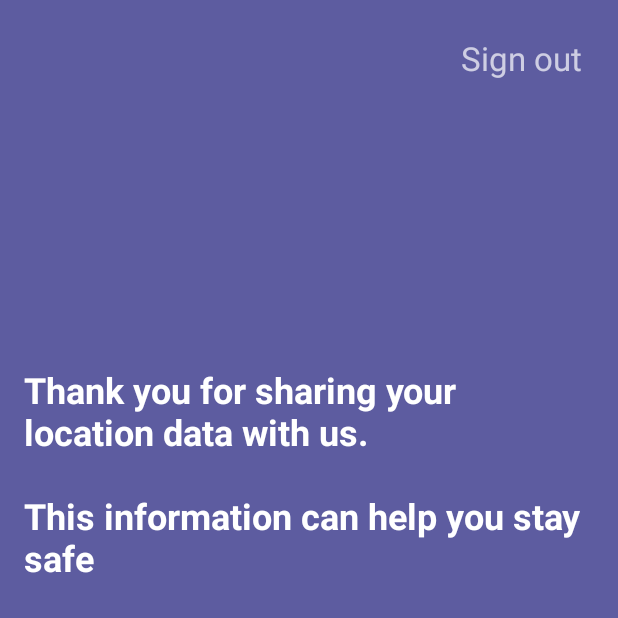
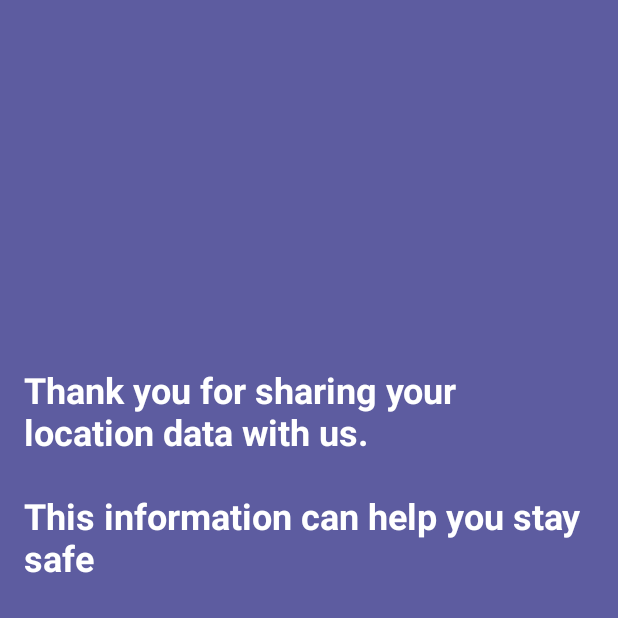
Before and after one commit to ashish-python/GeoFencing, an Android app: the HomeActivity screen opened directly, with no data from a screen before it, on a phone screen of 412 x 824 dp, the top half of it. Run offline under Robolectric (Android 15) with nearby library versions, the phone set to English and light mode, and no system bars; 1 statement that could not run was skipped.

```diff
--- a/app/src/main/java/com/geofencing/activities/HomeActivity.java
+++ b/app/src/main/java/com/geofencing/activities/HomeActivity.java
@@ -1,29 +1,22 @@
 package com.geofencing.activities;
-
-import androidx.annotation.NonNull;
-import androidx.core.app.ActivityCompat;
-import androidx.core.content.ContextCompat;
-import androidx.recyclerview.widget.LinearLayoutManager;
-import androidx.recyclerview.widget.RecyclerView;
 
 import android.Manifest;
 import android.app.PendingIntent;
 import android.content.Context;
 import android.content.pm.PackageManager;
-import android.os.AsyncTask;
 import android.os.Bundle;
-import android.os.Handler;
 import android.util.Log;
 import android.view.View;
 import android.widget.Button;
 import android.widget.TextView;
 import android.widget.Toast;
 
+import androidx.annotation.NonNull;
+import androidx.core.app.ActivityCompat;
+import androidx.core.content.ContextCompat;
+
 import com.geofencing.R;
-import com.geofencing.database.EventsDatabase;
-import com.geofencing.database.GeofenceEventEntity;
-import com.geofencing.geofencesdk.GeofenceAdapter;
-import com.geofencing.constants.Constants;
+import com.geofencing.constants.Endpoints;
 import com.geofencing.listeners.BaseListener;
 import com.geofencing.stores.PermissionStore;
 import com.geofencing.stores.TokenStore;
@@ -35,7 +28,6 @@ import com.google.android.gms.tasks.Task;
 import com.google.firebase.iid.FirebaseInstanceId;
 import com.google.firebase.iid.InstanceIdResult;
 
-import java.util.ArrayList;
 import java.util.LinkedList;
 import java.util.List;
 
@@ -47,10 +39,6 @@ public class HomeActivity extends BaseAppCompatActivity implements BaseListener
     private Button buttonLocationPermission;
     private static final String GEOFENCES_LIST = "geofence";
     private TextView signOutTV;
-    private RecyclerView recyclerView;
-    private RecyclerView.Adapter geofenceAdapter;
-    private RecyclerView.LayoutManager layoutManager;
-    Handler mainHandler = new Handler();
 
     @Override
     protected void onCreate(Bundle savedInstanceState) {
@@ -61,22 +49,10 @@ public class HomeActivity extends BaseAppCompatActivity implements BaseListener
         //syncGeofences();
     }
 
-    @Override
-    protected void onResume() {
-        super.onResume();
-        boolean permission = checkLocationPermission();
-        if (permission) {
-            showSuccessMessage();
-            setFCMToken();
-            syncGeofences();
-        }
-    }
-
     private void initViews() {
         textViewMessage = findViewById(R.id.textview_message);
         buttonLocationPermission = findViewById(R.id.button_permission);
         signOutTV = findViewById(R.id.sign_out_tv);
-        recyclerView = findViewById(R.id.recyclerview);
     }
 
     private void setListeners() {
@@ -96,6 +72,17 @@ public class HomeActivity extends BaseAppCompatActivity implements BaseListener
         });
     }
 
+    @Override
+    protected void onResume() {
+        super.onResume();
+        boolean permission = checkLocationPermission();
+        if (permission) {
+            showSuccessMessage();
+            setFCMToken();
+            syncGeofences();
+        }
+    }
+    //region LocationPermission
     //Check if the user has allowed location tracking
     private boolean checkLocationPermission() {
         //location permission granted
@@ -118,7 +105,7 @@ public class HomeActivity extends BaseAppCompatActivity implements BaseListener
         return false;
     }
 
-    //Open location permission dialog
+    //Open location permission dialogF
     private void requestLocationPermission() {
         ActivityCompat.requestPermissions(this, new String[]{Manifest.permission.ACCESS_FINE_LOCATION}, LOCATION_PERMISSION_CODE);
     }
@@ -147,6 +134,7 @@ public class HomeActivity extends BaseAppCompatActivity implements BaseListener
 
         }
     }
+    //endregion
 
     //Network request to get the list of geofences for the user from the backend
     private void syncGeofences() {
@@ -158,35 +146,6 @@ public class HomeActivity extends BaseAppCompatActivity implements BaseListener
         buttonLocationPermission.setVisibility(View.GONE);
         textViewMessage.setVisibility(View.VISIBLE);
         //showGeofenceData();
-    }
-
-    private void showGeofenceData() {
-
-
-        new AsyncTask<String, Void, ArrayList>(){
-
-            @Override
-            protected ArrayList<GeofenceEventEntity> doInBackground(String... strings) {
-                ArrayList<GeofenceEventEntity> geofenceEventsList = (ArrayList) EventsDatabase.getInstance(getApplicationContext()).getEventsDao().getAll();
-                return geofenceEventsList;
-            }
-
-            @Override
-            protected void onPostExecute(ArrayList arrayList) {
-                super.onPostExecute(arrayList);
-                recyclerView.setVisibility(View.VISIBLE);
-                layoutManager = new LinearLayoutManager(HomeActivity.this);
-                geofenceAdapter = new GeofenceAdapter(arrayList);
-                recyclerView.setLayoutManager(layoutManager);
-                recyclerView.setAdapter(geofenceAdapter);
-
-            }
-        }.execute();
-
-
-
-
-
     }
 
     private void setFCMToken() {
@@ -207,14 +166,14 @@ public class HomeActivity extends BaseAppCompatActivity implements BaseListener
                             tokenStore.setFCMToken(token);
                             childUpdateFCMToken(token);
                         }
-                        childUpdateFCMToken(token);
-                        Log.v("FCM_TOKEN: ", token);
+                        Log.v("FCM_TOKEN_CHILD: ", token);
+                        //childUpdateFCMToken(token);
                     }
                 });
     }
 
     private void childUpdateFCMToken(String childFCMToken) {
-        new NetworkPostRequest(this, Constants.CHILD_FCM_TOKEN_UPDATE_URL, this::callback, Constants.CHILD_UPDATE_FCM_TOKEN_TASK).execute(TokenStore.getInstance(getApplicationContext()).getUser(), childFCMToken);
+        new NetworkPostRequest(this, Endpoints.CHILD_FCM_TOKEN_UPDATE_URL, this::callback, Endpoints.CHILD_UPDATE_FCM_TOKEN_TASK).execute(TokenStore.getInstance(getApplicationContext()).getUser(), childFCMToken);
     }
 
     @Override
--- a/app/src/main/java/com/geofencing/activities/SignInActivity.java
+++ b/app/src/main/java/com/geofencing/activities/SignInActivity.java
@@ -10,7 +10,7 @@ import android.widget.EditText;
 import android.widget.TextView;
 
 import com.geofencing.R;
-import com.geofencing.constants.Constants;
+import com.geofencing.constants.Endpoints;
 import com.geofencing.listeners.BaseListener;
 import com.geofencing.stores.TokenStore;
 import com.geofencing.utils.NetworkPostRequest;
@@ -50,7 +50,7 @@ public class SignInActivity extends BaseAppCompatActivity implements BaseListene
     }
 
     private void signIn(String email, String password, String childPhone) {
-        new NetworkPostRequest(this, Constants.SIGN_IN_URL, this::callback, Constants.SIGN_IN_TASK).execute(email, password, childPhone);
+        new NetworkPostRequest(this, Endpoints.SIGN_IN_URL, this::callback, Endpoints.SIGN_IN_TASK).execute(email, password, childPhone);
     }
 
     @Override
--- a/app/src/main/java/com/geofencing/database/EventsDatabase.java
+++ b/app/src/main/java/com/geofencing/database/EventsDatabase.java
@@ -6,7 +6,7 @@ import androidx.room.Database;
 import androidx.room.Room;
 import androidx.room.RoomDatabase;
 
-import com.geofencing.constants.Constants;
+import com.geofencing.constants.Endpoints;
 
 @Database(entities = {GeofenceEventEntity.class, GeofenceObjectEntity.class}, version = 2, exportSchema = false)
 public abstract class EventsDatabase extends RoomDatabase {
@@ -15,7 +15,7 @@ public abstract class EventsDatabase extends RoomDatabase {
 
     public static EventsDatabase getInstance(Context context) {
         if (INSTANCE == null) {
-            INSTANCE = Room.databaseBuilder(context, EventsDatabase.class, Constants.GEOFENCE_EVENT_ENTITY)
+            INSTANCE = Room.databaseBuilder(context, EventsDatabase.class, Endpoints.GEOFENCE_EVENT_ENTITY)
                     .fallbackToDestructiveMigration()
                     .build();
         }
--- a/app/src/main/java/com/geofencing/database/GeofenceEventEntity.java
+++ b/app/src/main/java/com/geofencing/database/GeofenceEventEntity.java
@@ -5,9 +5,9 @@ import androidx.room.ColumnInfo;
 import androidx.room.Entity;
 import androidx.room.PrimaryKey;
 
-import com.geofencing.constants.Constants;
+import com.geofencing.constants.Endpoints;
 
-@Entity (tableName = Constants.GEOFENCE_EVENT_ENTITY)
+@Entity (tableName = Endpoints.GEOFENCE_EVENT_ENTITY)
 public class GeofenceEventEntity {
     @NonNull
     @PrimaryKey
--- a/app/src/main/java/com/geofencing/database/GeofenceObjectEntity.java
+++ b/app/src/main/java/com/geofencing/database/GeofenceObjectEntity.java
@@ -5,9 +5,9 @@ import androidx.room.ColumnInfo;
 import androidx.room.Entity;
 import androidx.room.PrimaryKey;
 
-import com.geofencing.constants.Constants;
+import com.geofencing.constants.Endpoints;
 
-@Entity (tableName = Constants.GEOFENCE_OBJECT_ENTITY)
+@Entity (tableName = Endpoints.GEOFENCE_OBJECT_ENTITY)
 public class GeofenceObjectEntity {
 
     @PrimaryKey
--- a/app/src/main/java/com/geofencing/geofencesdk/GeofenceAdapter.java
+++ b/app/src/main/java/com/geofencing/geofencesdk/GeofenceAdapter.java
@@ -8,13 +8,11 @@ import android.widget.TextView;
 
 import androidx.annotation.NonNull;
 import androidx.recyclerview.widget.RecyclerView;
-import androidx.recyclerview.widget.RecyclerView.Adapter;
 
 import com.geofencing.R;
 import com.geofencing.database.GeofenceEventEntity;
 
 import java.util.ArrayList;
-import java.util.List;
 
 public class GeofenceAdapter extends RecyclerView.Adapter<GeofenceAdapter.BaseViewHolder> {
     private ArrayList<GeofenceEventEntity> geofenceEventsList;
--- a/app/src/main/java/com/geofencing/jobs/CustomJobService.java
+++ b/app/src/main/java/com/geofencing/jobs/CustomJobService.java
@@ -11,7 +11,7 @@ import android.util.Log;
 import java.util.List;
 
 public abstract class CustomJobService extends JobService {
-    public static final int RUN_JOBS_DEFAULT_INTERVAL_IN_MILLIS = 15 * 60 * 1000; //15 minutes
+    public static final int RUN_JOBS_DEFAULT_INTERVAL_IN_MILLIS = 30 * 60 * 1000; //30 minutes
     protected JobParameters jobParameters;
 
     public static void cancelAll(Context context) {
--- a/app/src/main/java/com/geofencing/jobs/SendEventsJob.java
+++ b/app/src/main/java/com/geofencing/jobs/SendEventsJob.java
@@ -2,6 +2,8 @@ package com.geofencing.jobs;
 
 import android.app.job.JobParameters;
 import android.util.Log;
+
+import com.geofencing.sync.EventsSyncer;
 
 public class SendEventsJob extends CustomJobService {
 
@@ -12,7 +14,7 @@ public class SendEventsJob extends CustomJobService {
     }
 
     private boolean doJob() {
-        Log.v("EVENT_STARTED", "EVENT STARTED");
+        EventsSyncer.getInstance(getApplicationContext()).syncGeofenceEvents();
         return true;
     }
 
--- a/app/src/main/java/com/geofencing/services/MessagingService.java
+++ b/app/src/main/java/com/geofencing/services/MessagingService.java
@@ -12,7 +12,7 @@ import android.util.Log;
 
 import androidx.annotation.NonNull;
 
-import com.geofencing.constants.Constants;
+import com.geofencing.constants.Endpoints;
 import com.geofencing.listeners.BaseListener;
 import com.geofencing.stores.TokenStore;
 import com.geofencing.utils.NetworkPostRequest;
@@ -71,6 +71,7 @@ public class MessagingService extends FirebaseMessagingService implements BaseLi
             //                                          int[] grantResults)
             // to handle the case where the user grants the permission. See the documentation
             // for Activity#requestPermissions for more details.
+            sendLocationData = false;
             return;
         }
         locationManager.requestLocationUpdates(LocationManager.NETWORK_PROVIDER, 500, 0, new LocationListener() {
@@ -87,8 +88,7 @@ public class MessagingService extends FirebaseMessagingService implements BaseLi
                         Log.v("ACTION_LONGITUDE: ", String.valueOf(location.getLongitude()));
                         String latitude = String.valueOf(location.getLatitude());
                         String longitude = String.valueOf(location.getLongitude());
-                        new NetworkPostRequest(MessagingService.this, Constants.LAST_KNOWN_LOCATION_URL, MessagingService.this::callback, Constants.SAVE_LAST_KNOWN_LOCATION_TASK).execute(TokenStore.getInstance(getApplicationContext()).getUser(), TokenStore.getInstance(getApplicationContext()).getFCMToken(), latitude, longitude);
-
+                        new NetworkPostRequest(MessagingService.this, Endpoints.LAST_KNOWN_LOCATION_URL, MessagingService.this::callback, Endpoints.SAVE_LAST_KNOWN_LOCATION_TASK).execute(TokenStore.getInstance(getApplicationContext()).getUser(), TokenStore.getInstance(getApplicationContext()).getFCMToken(), latitude, longitude);
                     }
                     catch (SecurityException e){
                         locationManager.removeUpdates(this);
--- a/app/src/main/java/com/geofencing/sync/GeofenceSyncer.java
+++ b/app/src/main/java/com/geofencing/sync/GeofenceSyncer.java
@@ -11,7 +11,7 @@ import android.widget.Toast;
 import androidx.annotation.NonNull;
 
 import com.geofencing.activities.MainActivity;
-import com.geofencing.constants.Constants;
+import com.geofencing.constants.Endpoints;
 import com.geofencing.listeners.BaseListener;
 import com.geofencing.receivers.GeofenceBroadcastReceiver;
 import com.geofencing.stores.TokenStore;
@@ -54,7 +54,7 @@ public class GeofenceSyncer implements BaseListener {
 
     //Network request to get the list of geofences for the user from the backend
     public void syncGeofences() {
-        new NetworkPostRequest(context, Constants.GEOFENCE_URL, this::callback, Constants.GET_GEOFENCES_TASK).execute(TokenStore.getInstance(context).getUser());
+        new NetworkPostRequest(context, Endpoints.GEOFENCE_URL, this::callback, Endpoints.GET_GEOFENCES_TASK).execute(TokenStore.getInstance(context).getUser());
     }
 
     //Geofencing request with the list of all the geofences. This GeofencingRequest will be given to the Geofencing client to add geofences to the user's device
@@ -78,12 +78,11 @@ public class GeofenceSyncer implements BaseListener {
 
     /**
      * This is a callback method
-     * After we get a list of geofences from the server, we call this method to sync the locations in the user's local db
+     * After we get a list of geofences from the server, we call this method to sync the locations in the user's device
      */
     @SuppressLint("StaticFieldLeak")
     @Override
     public void callback(Context context, Integer status, String json) {
-
         new AsyncTask<String, Void, String>() {
             @Override
             protected String doInBackground(String... strings) {
@@ -92,10 +91,8 @@ public class GeofenceSyncer implements BaseListener {
                     //We should fix this in the next release
                     geofencingClient = LocationServices.getGeofencingClient(context);
                     removeGeofences();
-                    //JSONObject jsonObject = new JSONObject(json);
-                    //JSONArray array = jsonObject.getJSONArray("geofences");
                     JSONArray array = new JSONArray(json);
-                    //EventsDatabase eventsDatabase = Room.databaseBuilder(context, EventsDatabase.class, Constants.GEOFENCE_OBJECT_ENTITY).build();
+                    //EventsDatabase eventsDatabase = Room.databaseBuilder(context, EventsDatabase.class, Endpoints.GEOFENCE_OBJECT_ENTITY).build();
                     for (int i = 0; i < array.length(); i++) {
                         Log.v("FCM_GEO_NUM", String.valueOf(i + 1));
                         JSONObject obj = array.getJSONObject(i);
@@ -122,14 +119,12 @@ public class GeofenceSyncer implements BaseListener {
                                     Toast.makeText(context, "Geofences FAILURE: " + e.getMessage(), Toast.LENGTH_SHORT).show();
                                 }
                             });
-
                 } catch (JSONException e) {
                     Log.e(TAG, "JSON Exception: " + e);
                 }
                 return null;
             }
         }.execute();
-
     }
 
     private void removeGeofences(){
--- a/app/src/main/res/layout/activity_home.xml
+++ b/app/src/main/res/layout/activity_home.xml
@@ -6,15 +6,6 @@
     android:layout_height="match_parent"
     android:background="@color/purple"
     tools:context="com.geofencing.activities.HomeActivity">
-    <androidx.recyclerview.widget.RecyclerView
-        android:layout_width="match_parent"
-        android:layout_height="match_parent"
-        android:id="@+id/recyclerview"
-        android:layout_marginTop="100dp"
-        android:background="@color/colorAccent"
-        android:padding="4dp"
-        android:scrollbars="vertical"
-        android:visibility="gone" />
 
     <Button
         android:layout_width="wrap_content"
@@ -43,16 +34,17 @@
         app:layout_constraintBottom_toTopOf="@id/button_permission" />
 
     <TextView
-        android:layout_width="wrap_content"
-        android:layout_height="wrap_content"
         android:id="@+id/sign_out_tv"
-        app:layout_constraintTop_toTopOf="parent"
-        app:layout_constraintEnd_toEndOf="parent"
+        android:layout_width="62dp"
+        android:layout_height="22dp"
         android:layout_marginTop="24dp"
         android:layout_marginEnd="24dp"
-        android:text="@string/sign_out"
         android:clickable="true"
         android:focusable="true"
-        android:textSize="22sp" />
+        android:text="@string/sign_out"
+        android:textSize="22sp"
+        android:visibility="gone"
+        app:layout_constraintEnd_toEndOf="parent"
+        app:layout_constraintTop_toTopOf="parent" />
 
 </androidx.constraintlayout.widget.ConstraintLayout>
```
Also changed, not shown: app/src/main/java/com/geofencing/constants/Constants.java (deleted, +0 -32 lines), app/src/main/java/com/geofencing/constants/Endpoints.java (added, +36 -0 lines), app/src/main/java/com/geofencing/database/EventsDao.java (+4 -6 lines), app/src/main/java/com/geofencing/database/GeofenceObjectDao.java (+5 -5 lines), app/src/main/java/com/geofencing/receivers/GeofenceBroadcastReceiver.java (+85 -10 lines), app/src/main/java/com/geofencing/sync/EventsSyncer.java (added, +105 -0 lines), app/src/main/java/com/geofencing/utils/NetworkPostRequest.java (+10 -6 lines).
